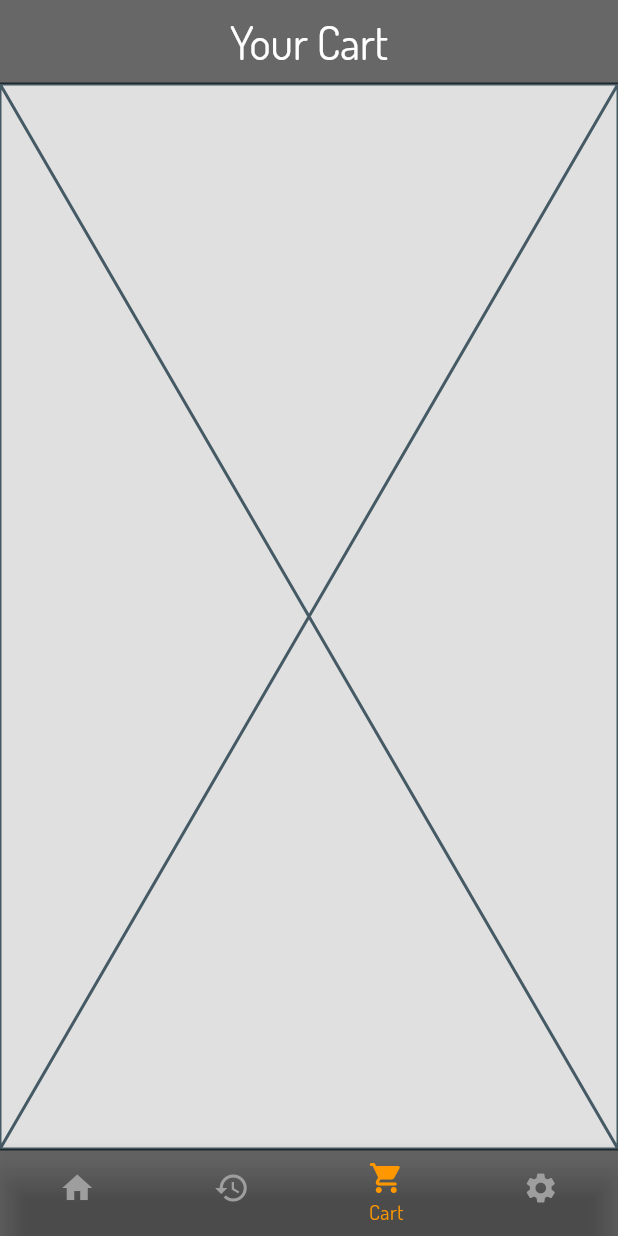
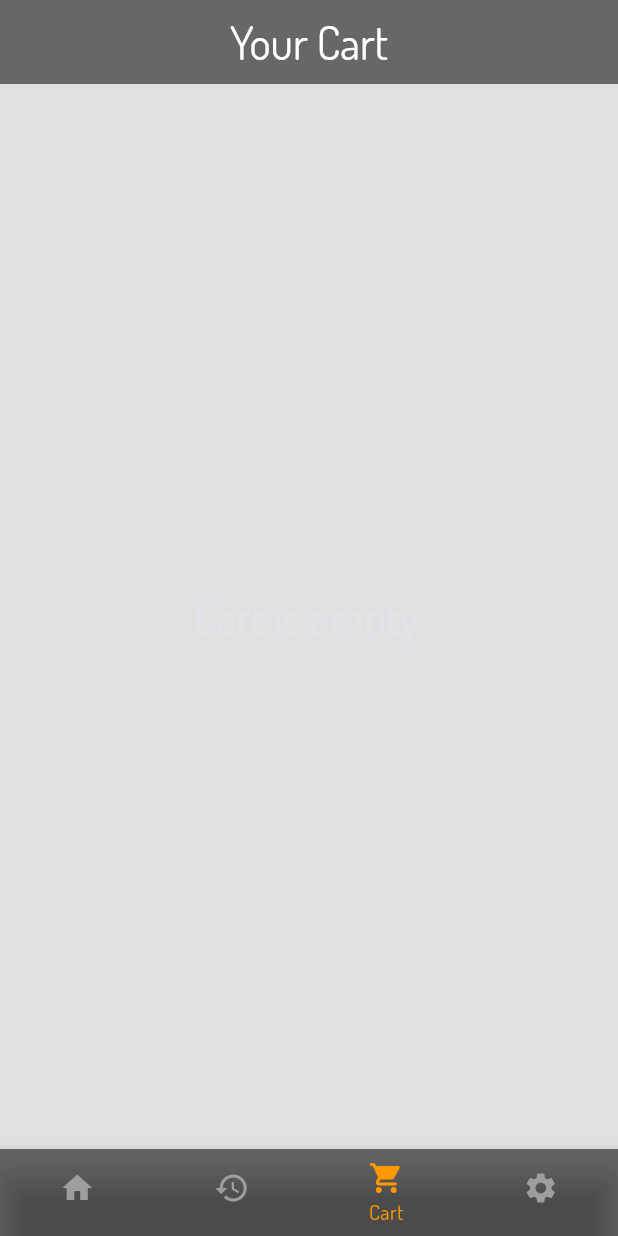
Before and after one commit to flutterVlad/food_app, a Flutter app: the screen it shows after launch, item 3 of the bottom bar chosen, on a phone screen of 412 x 824 dp. Run offline on Flutter 3.47's test engine with Material 2 defaults, Android fonts, the phone set to English and light mode, and no system bars; our stand-ins replace auto_route, bloc, dio, equatable, firebase_core, firebase_database and 5 more; accounts and stored records are empty.

Commit message:
[PT-3] feature/PT-3/state-management-and-cart-page
- Added Cart Page
- Added transition from cart page to product detail page
- Added number of items in cart over the cart icon in bottom navigation bar

```diff
--- a/features/cart/lib/cart.dart
+++ b/features/cart/lib/cart.dart
@@ -1,3 +1,4 @@
 library cart;
 
 export 'src/ui/cart_screen.dart';
+export 'src/bloc/bloc.dart';
--- /dev/null
+++ b/features/cart/lib/src/bloc/bloc.dart
@@ -0,0 +1 @@
+export 'cart/bloc.dart';
--- /dev/null
+++ b/features/cart/lib/src/bloc/cart/event.dart
@@ -0,0 +1,19 @@
+part of 'bloc.dart';
+
+abstract class CartEvent {
+  late final ProductModel model;
+}
+
+class AddProductEvent extends CartEvent {
+  @override
+  final ProductModel model;
+
+  AddProductEvent({required this.model});
+}
+
+class RemoveProductEvent extends CartEvent {
+  @override
+  final ProductModel model;
+
+  RemoveProductEvent({required this.model});
+}
--- /dev/null
+++ b/features/cart/lib/src/bloc/cart/state.dart
@@ -0,0 +1,33 @@
+part of 'bloc.dart';
+
+abstract class CartState {
+  final int countCartProducts = 0;
+  final Map<ProductModel, int> productList = {};
+}
+
+class EmptyState extends CartState {}
+
+class LoadedState extends CartState {
+  @override
+  final int countCartProducts;
+
+  @override
+  final Map<ProductModel, int> productList;
+
+  LoadedState({
+    required this.countCartProducts,
+    required this.productList,
+  });
+
+  List<ProductModel> get products => productList.keys.toList();
+
+  List<int> get quantity => productList.values.toList();
+
+  double getTotalAmount() {
+    double sum = 0;
+    for (final element in productList.entries) {
+      sum += double.parse(element.key.price) * element.value;
+    }
+    return sum;
+  }
+}
--- a/features/cart/lib/src/ui/cart_screen.dart
+++ b/features/cart/lib/src/ui/cart_screen.dart
@@ -1,11 +1,92 @@
-import 'package:auto_route/auto_route.dart';
+import 'package:cart/src/widgets/list_tile_element.dart';
 import 'package:flutter/material.dart';
+import 'package:flutter_bloc/flutter_bloc.dart';
+import 'package:cart/src/bloc/bloc.dart';
+import 'package:settings/settings.dart';
 
 class CartScreen extends StatelessWidget {
   const CartScreen({super.key});
 
   @override
   Widget build(BuildContext context) {
-    return const Placeholder();
+    return BlocBuilder<CartBloc, CartState>(
+      builder: (BuildContext context, CartState state) {
+        if (state is EmptyState) {
+          return Center(
+            child: Text(
+              'Cart is empty.',
+              style: Theme.of(context).textTheme.titleLarge,
+            ),
+          );
+        }
+        if (state is LoadedState) {
+          return SingleChildScrollView(
+            child: Column(
+              children: <Widget>[
+                ListView.builder(
+                  shrinkWrap: true,
+                  itemCount: state.productList.length,
+                  physics: const NeverScrollableScrollPhysics(),
+                  itemBuilder: (BuildContext context, int index) {
+                    return Container(
+                      margin: const EdgeInsets.fromLTRB(15, 15, 15, 0),
+                      decoration: BoxDecoration(
+                        color: Theme.of(context).primaryColor.withOpacity(0.5),
+                        borderRadius: BorderRadius.circular(30),
+                      ),
+                      child: ListTileElement(
+                        model: state.products[index],
+                        quantity: state.quantity[index],
+                      ),
+                    );
+                  },
+                ),
+                Container(
+                  margin:
+                      const EdgeInsets.symmetric(vertical: 15, horizontal: 25),
+                  child: Row(
+                    mainAxisAlignment: MainAxisAlignment.spaceBetween,
+                    children: <Widget>[
+                      Text(
+                        'Total amount',
+                        style: Theme.of(context).textTheme.titleMedium,
+                      ),
+                      Text(
+                        '\$${state.getTotalAmount()}',
+                        style: Theme.of(context).textTheme.titleMedium,
+                      ),
+                    ],
+                  ),
+                ),
+                GestureDetector(
+                  onTap: () {},
+                  child: Container(
+                    margin: const EdgeInsets.fromLTRB(15, 0, 15, 15),
+                    padding: const EdgeInsets.symmetric(vertical: 10),
+                    width: double.infinity,
+                    decoration: BoxDecoration(
+                      gradient:
+                          BlocProvider.of<ThemeBloc>(context).state.gradient,
+                      borderRadius: BorderRadius.circular(30),
+                    ),
+                    child: const Center(
+                      child: Text(
+                        'Confirm',
+                        style: TextStyle(
+                          fontSize: 30,
+                          color: Colors.black,
+                        ),
+                      ),
+                    ),
+                  ),
+                ),
+              ],
+            ),
+          );
+        } else {
+          return const Text('Error');
+        }
+      },
+    );
   }
 }
--- /dev/null
+++ b/features/cart/lib/src/widgets/widgets.dart
@@ -0,0 +1 @@
+export 'list_tile_element.dart';
--- a/features/home/lib/src/widgets/advertisement_block.dart
+++ b/features/home/lib/src/widgets/advertisement_block.dart
@@ -25,7 +25,7 @@ class _AdvertisementBlockState extends State<AdvertisementBlock> {
           ),
           child: const Center(
             child: Text(
-              'Version: PT-2/theme-and-navigation',
+              'Version: PT-3/cart-page',
               style: TextStyle(
                 fontSize: 30,
                 color: Colors.black,
--- a/lib/main.dart
+++ b/lib/main.dart
@@ -4,6 +4,7 @@ import 'package:flutter_bloc/flutter_bloc.dart';
 import 'package:settings/settings.dart';
 import 'package:core/core.dart';
 import 'package:navigation/navigation.dart';
+import 'package:cart/cart.dart';
 
 void main() async {
   WidgetsFlutterBinding.ensureInitialized();
@@ -19,11 +20,18 @@ class MyApp extends StatelessWidget {
 
   @override
   Widget build(BuildContext context) {
-    return BlocProvider<ThemeBloc>(
-      create: (BuildContext context) => ThemeBloc(
-        setThemeDataUseCase: appLocator.get<SetThemeDataUseCase>(),
-        checkThemeDataUseCase: appLocator.get<CheckThemeDataUseCase>(),
-      ),
+    return MultiBlocProvider(
+      providers: <BlocProvider>[
+        BlocProvider<ThemeBloc>(
+          create: (BuildContext context) => ThemeBloc(
+            setThemeDataUseCase: appLocator.get<SetThemeDataUseCase>(),
+            checkThemeDataUseCase: appLocator.get<CheckThemeDataUseCase>(),
+          ),
+        ),
+        BlocProvider<CartBloc>(
+          create: (BuildContext context) => CartBloc(),
+        )
+      ],
       child: BlocBuilder<ThemeBloc, ThemeState>(
         builder: (BuildContext context, ThemeState state) {
           return MaterialApp.router(
--- a/navigation/lib/src/entry_point/entry_point.dart
+++ b/navigation/lib/src/entry_point/entry_point.dart
@@ -1,6 +1,8 @@
+import 'package:cart/cart.dart';
 import 'package:flutter/material.dart';
 import '../../navigation.dart';
 import 'package:core_ui/core_ui.dart';
+import 'package:flutter_bloc/flutter_bloc.dart';
 
 class EntryPointScreen extends StatelessWidget {
   const EntryPointScreen({super.key});
@@ -11,29 +13,67 @@ class EntryPointScreen extends StatelessWidget {
       routes: const [
         ProductsRoute(),
         OrderHistoryRoute(),
-        CartRoute(),
+        EmptyCartRoute(),
         SettingsRoute(),
       ],
       appBarBuilder: (_, tabsRouter) {
         return const HomeAppBar();
       },
       bottomNavigationBuilder: (_, tabsRouter) {
+        return BlocBuilder<CartBloc, CartState>(
+          builder: (context, state) {
             return BottomNavigationBar(
               type: BottomNavigationBarType.fixed,
-          items: const <BottomNavigationBarItem>[
-            BottomNavigationBarItem(
+              items: <BottomNavigationBarItem>[
+                const BottomNavigationBarItem(
                   icon: Icon(Icons.home),
                   label: 'Home',
                 ),
-            BottomNavigationBarItem(
+                const BottomNavigationBarItem(
                   icon: Icon(Icons.history),
                   label: 'Order history',
                 ),
                 BottomNavigationBarItem(
-              icon: Icon(Icons.shopping_cart_rounded),
+                  icon: Stack(
+                    children: <Widget>[
+                      const Icon(Icons.shopping_cart_rounded),
+                      if (state.countCartProducts != 0)
+                        Positioned(
+                          right: 0,
+                          top: 0,
+                          child: Container(
+                            width: MediaQuery.of(context).size.width * 0.03,
+                            height: MediaQuery.of(context).size.width * 0.03,
+                            padding: const EdgeInsets.all(2),
+                            decoration: BoxDecoration(
+                              color: Theme.of(context).secondaryHeaderColor,
+                              shape: BoxShape.circle,
+                              boxShadow: <BoxShadow>[
+                                BoxShadow(
+                                  color: Theme.of(context)
+                                      .primaryColor
+                                      .withOpacity(1),
+                                  spreadRadius: 2,
+                                ),
+                              ],
+                            ),
+                            child: Center(
+                              child: Text(
+                                state.countCartProducts.toString(),
+                                style: const TextStyle(
+                                  color: Colors.black,
+                                  fontSize: 7,
+                                  fontWeight: FontWeight.bold,
+                                ),
+                              ),
+                            ),
+                          ),
+                        ),
+                    ],
+                  ),
                   label: 'Cart',
                 ),
-            BottomNavigationBarItem(
+                const BottomNavigationBarItem(
                   icon: Icon(Icons.settings),
                   label: 'Settings',
                 ),
@@ -43,5 +83,7 @@ class EntryPointScreen extends StatelessWidget {
             );
           },
         );
+      },
+    );
   }
 }
```
Also changed, not shown: core_ui/lib/src/theme/app_theme.dart (+5 -5 lines), features/cart/lib/src/bloc/cart/bloc.dart (added, +43 -0 lines), features/cart/lib/src/widgets/list_tile_element.dart (added, +87 -0 lines), features/home/lib/src/widgets/home_card_element.dart (+6 -1 lines), navigation/lib/src/app_router/app_router.dart (+15 -2 lines), core/pubspec.lock, features/cart/pubspec.lock, navigation/lib/src/app_router/app_router.gr.dart, pubspec.lock. Lines whose indentation alone changed are shown as unchanged.
